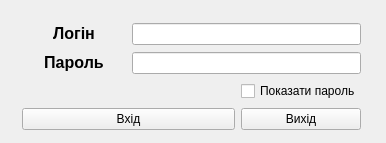
Qt form widget.ui (Shuna322/QtKyrsova) before a commit.
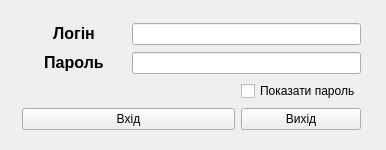
The same form after that commit. Icons and pictures are not drawn.

Diff of the .ui file:
```diff
--- a/widget.ui
+++ b/widget.ui
@@ -7,7 +7,7 @@
     <x>0</x>
     <y>0</y>
     <width>386</width>
-    <height>143</height>
+    <height>150</height>
    </rect>
   </property>
   <property name="windowTitle">
```
